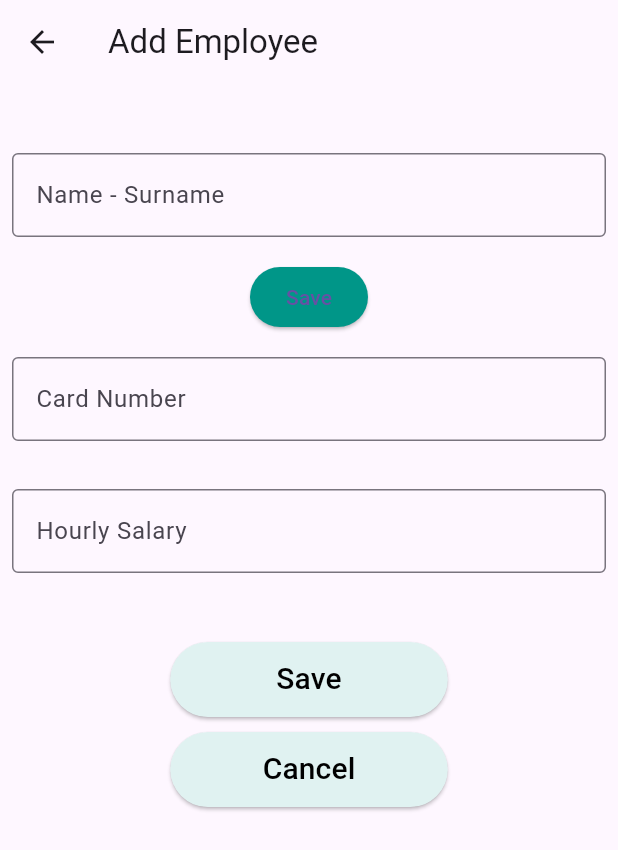
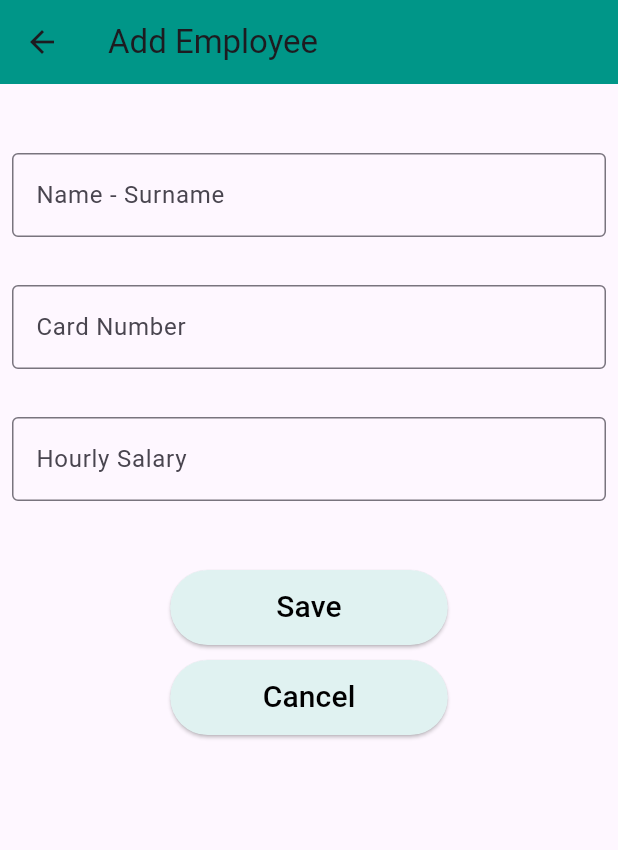
Before and after one commit to ErdemKlc-IUE/mobilApp-Flutter, a Flutter app: the GeneralEmployeeScreen screen opened directly, after a tap on "Go to Employee Operations", after a tap on the "add" icon, on a phone screen of 412 x 824 dp. Shown: the top 850 px of the screen. Run offline on Flutter 3.47's test engine with Material 3 defaults, Android fonts, the phone set to English and light mode, and no system bars; our stand-ins replace image_picker, sqflite; accounts and stored records are empty.

Commit message:
edit add employee screen

```diff
--- a/lib/Screens/addEmployee_screen.dart
+++ b/lib/Screens/addEmployee_screen.dart
@@ -38,6 +38,7 @@ class _AddEmployeeScreenState extends State<AddEmployeeScreen> {
 
       appBar: AppBar(
         title: Text('Add Employee'),
+        backgroundColor: Colors.teal,
       ),
 
       body: Column(
@@ -55,19 +56,7 @@ class _AddEmployeeScreenState extends State<AddEmployeeScreen> {
               ),
             ),
           ),
-      ElevatedButton(
-        style: ElevatedButton.styleFrom(
-          primary: Colors.teal,
-        ),
-        onPressed: () {
-          // Call the callback function to pass the name to the parent screen
-          widget.onNameSelected(_nameController.text);
-          Navigator.pop(context);
-        },
-        child: Text('Save'),
 
-
-      ),
           Padding(
             padding:
             const EdgeInsets.symmetric(horizontal: 8, vertical: 16),
--- a/lib/Screens/general_employee_screen.dart
+++ b/lib/Screens/general_employee_screen.dart
@@ -56,7 +56,7 @@ class _GeneralEmployeeScreenState extends State<GeneralEmployeeScreen> {
                     primary: Colors.teal,
                   ),
                 ),
-                SizedBox(width: 10),
+                SizedBox(width: 40),
                 ElevatedButton(
                   onPressed: () => _printEmployees(),
                   child: Icon(Icons.print),
```
